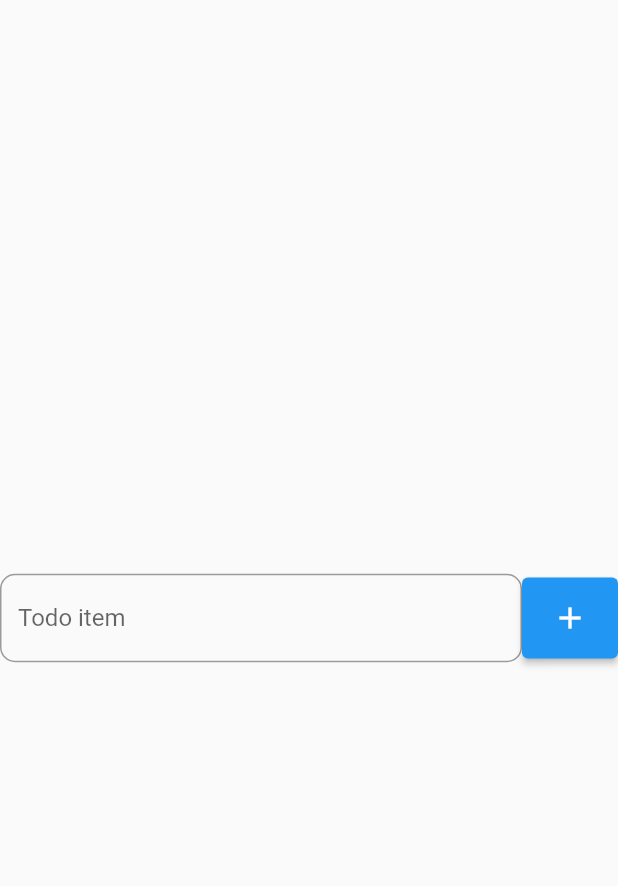
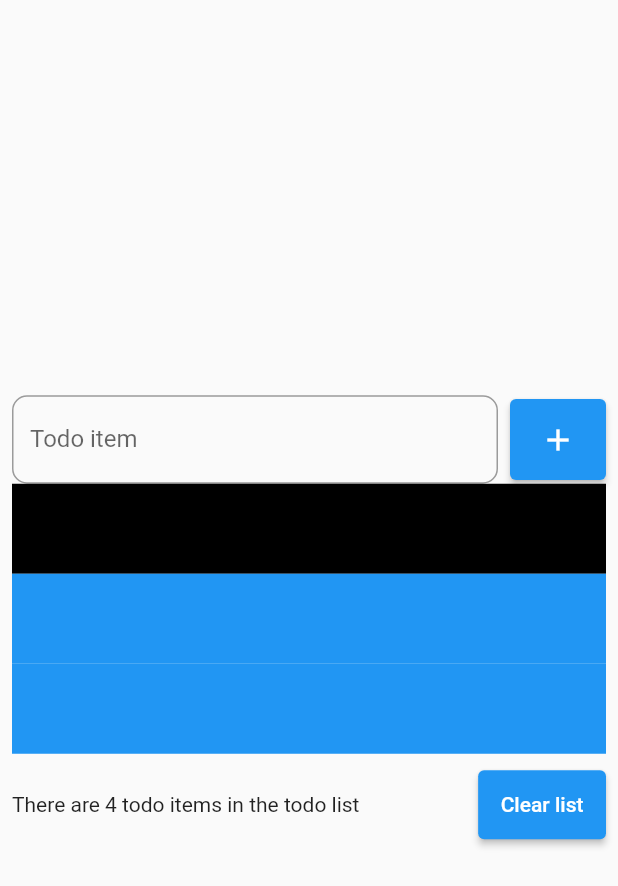
Before and after one commit to EduardoLeoDaSilva/todo_list, a Flutter app: the screen it shows after launch, on a phone screen of 412 x 824 dp. Shown: the top 886 px of the screen. Run offline on Flutter 3.47's test engine with Material 2 defaults, Android fonts, the phone set to English and light mode, and no system bars.

Commit message:
Adding listview in homepage

```diff
--- a/lib/pages/home_page.dart
+++ b/lib/pages/home_page.dart
@@ -7,6 +7,8 @@ class HomePage extends StatelessWidget {
   Widget build(BuildContext context) {
     return Scaffold(
       body: Center(
+        child: Padding(
+          padding: const EdgeInsets.all(8.0),
           child: Column(
             crossAxisAlignment: CrossAxisAlignment.stretch,
             mainAxisSize: MainAxisSize.min,
@@ -23,6 +25,7 @@ class HomePage extends StatelessWidget {
                       ),
                     ),
                   ),
+                  const SizedBox(width: 8),
                   ElevatedButton(
                     onPressed: () {},
                     style: ElevatedButton.styleFrom(
@@ -31,7 +34,42 @@ class HomePage extends StatelessWidget {
                   )
                 ],
               ),
+              ListView(
+                scrollDirection: Axis.vertical,
+                shrinkWrap: true,
+                children: [
+                  Container(
+                    color: Colors.black,
+                    height: 60,
+                  ),
+                  Container(
+                    color: Colors.blue,
+                    height: 60,
+                  ),
+                  Container(
+                    color: Colors.blue,
+                    height: 60,
+                  ),
                 ],
+              ),
+              Padding(
+                padding: const EdgeInsets.only(top: 10),
+                child: Row(
+                  children: [
+                    const Expanded(
+                      child: Text('There are 4 todo items in the todo list'),
+                    ),
+                    ElevatedButton(
+                      onPressed: () {},
+                      child: const Text('Clear list'),
+                      style:
+                          ElevatedButton.styleFrom(padding: EdgeInsets.all(15)),
+                    )
+                  ],
+                ),
+              )
+            ],
+          ),
         ),
       ),
     );
```
Lines whose indentation alone changed are shown as unchanged.
